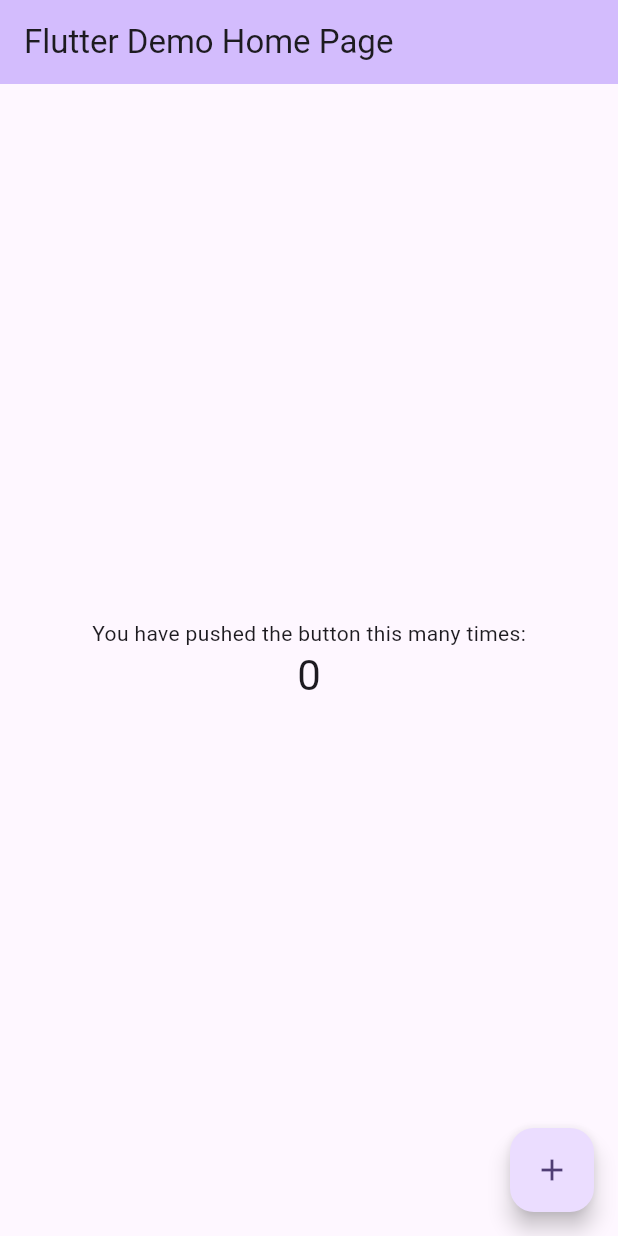
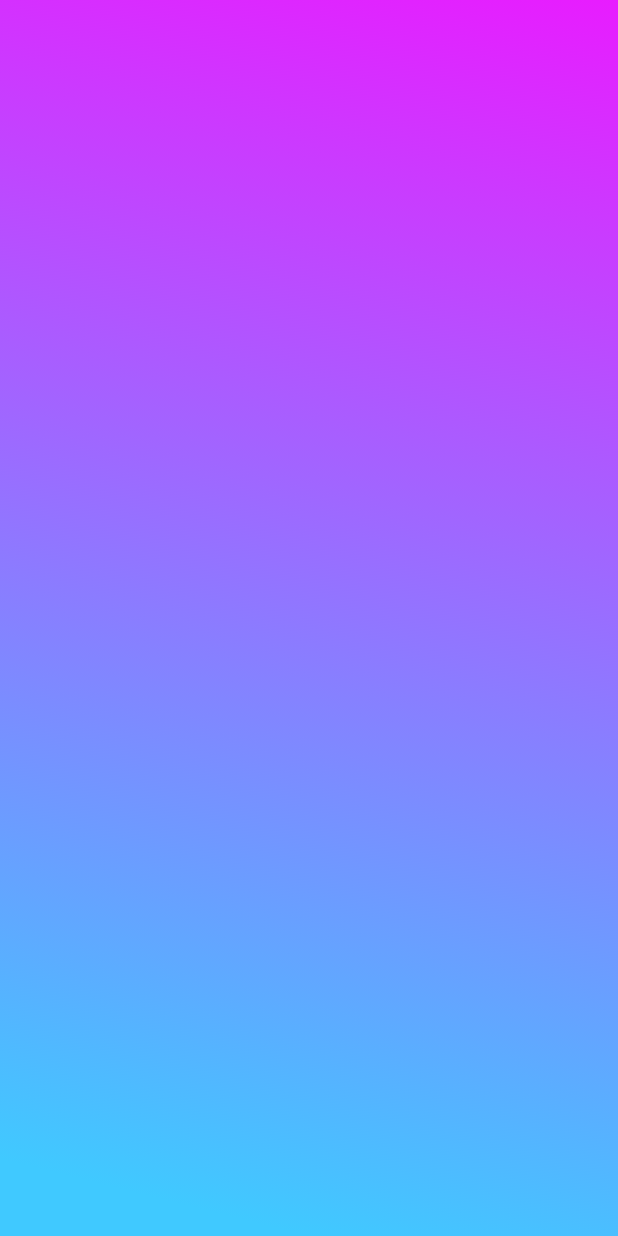
Before and after one commit to yigitbos/ai_coach, a Flutter app: the screen it shows after launch, on a phone screen of 412 x 824 dp. Run offline on Flutter 3.47's test engine with Material 3 defaults, Android fonts, the phone set to English and light mode, and no system bars.

Commit message:
Yerel değişiklikleri kaydettim

```diff
--- /dev/null
+++ b/lib/colors.dart
@@ -0,0 +1,16 @@
+import 'package:flutter/material.dart';
+
+class AppColors {
+  // Background Gradient
+
+  static const LinearGradient gradientBackground = LinearGradient(
+    colors: [Color(0xFFe81cff), Color(0xFF40c9ff)],
+    begin: Alignment.topRight,
+    end: Alignment.bottomCenter,
+    // stops: [0.0, 0.5, 0.9],
+  );
+
+  // Primary Colors
+  static const Color primaryColor = Color(0xFFe81cff);
+  static const Color secondaryColor = Color(0xFF40c9ff);
+}
--- a/lib/main.dart
+++ b/lib/main.dart
@@ -1,122 +1,38 @@
+import 'package:ai_coach/splash_screen.dart';
 import 'package:flutter/material.dart';
 
 void main() {
-  runApp(const MyApp());
+  runApp(MyApp());
 }
 
 class MyApp extends StatelessWidget {
   const MyApp({super.key});
 
-  // This widget is the root of your application.
   @override
   Widget build(BuildContext context) {
     return MaterialApp(
       title: 'Flutter Demo',
       theme: ThemeData(
-        // This is the theme of your application.
-        //
-        // TRY THIS: Try running your application with "flutter run". You'll see
-        // the application has a purple toolbar. Then, without quitting the app,
-        // try changing the seedColor in the colorScheme below to Colors.green
-        // and then invoke "hot reload" (save your changes or press the "hot
-        // reload" button in a Flutter-supported IDE, or press "r" if you used
-        // the command line to start the app).
-        //
-        // Notice that the counter didn't reset back to zero; the application
-        // state is not lost during the reload. To reset the state, use hot
-        // restart instead.
-        //
-        // This works for code too, not just values: Most code changes can be
-        // tested with just a hot reload.
-        colorScheme: ColorScheme.fromSeed(seedColor: Colors.deepPurple),
+        colorScheme: ColorScheme.fromSeed(
+          seedColor: const Color.fromARGB(255, 126, 76, 213),
+        ),
       ),
-      home: const MyHomePage(title: 'Flutter Demo Home Page'),
+      debugShowCheckedModeBanner: false,
+      home: SplashScreen(),
     );
   }
 }
 
 class MyHomePage extends StatefulWidget {
-  const MyHomePage({super.key, required this.title});
-
-  // This widget is the home page of your application. It is stateful, meaning
-  // that it has a State object (defined below) that contains fields that affect
-  // how it looks.
-
-  // This class is the configuration for the state. It holds the values (in this
-  // case the title) provided by the parent (in this case the App widget) and
-  // used by the build method of the State. Fields in a Widget subclass are
-  // always marked "final".
-
-  final String title;
+  MyHomePage({super.key});
 
   @override
   State<MyHomePage> createState() => _MyHomePageState();
 }
 
 class _MyHomePageState extends State<MyHomePage> {
-  int _counter = 0;
-
-  void _incrementCounter() {
-    setState(() {
-      // This call to setState tells the Flutter framework that something has
-      // changed in this State, which causes it to rerun the build method below
-      // so that the display can reflect the updated values. If we changed
-      // _counter without calling setState(), then the build method would not be
-      // called again, and so nothing would appear to happen.
-      _counter++;
-    });
-  }
-
   @override
   Widget build(BuildContext context) {
-    // This method is rerun every time setState is called, for instance as done
-    // by the _incrementCounter method above.
-    //
-    // The Flutter framework has been optimized to make rerunning build methods
-    // fast, so that you can just rebuild anything that needs updating rather
-    // than having to individually change instances of widgets.
-    return Scaffold(
-      appBar: AppBar(
-        // TRY THIS: Try changing the color here to a specific color (to
-        // Colors.amber, perhaps?) and trigger a hot reload to see the AppBar
-        // change color while the other colors stay the same.
-        backgroundColor: Theme.of(context).colorScheme.inversePrimary,
-        // Here we take the value from the MyHomePage object that was created by
-        // the App.build method, and use it to set our appbar title.
-        title: Text(widget.title),
-      ),
-      body: Center(
-        // Center is a layout widget. It takes a single child and positions it
-        // in the middle of the parent.
-        child: Column(
-          // Column is also a layout widget. It takes a list of children and
-          // arranges them vertically. By default, it sizes itself to fit its
-          // children horizontally, and tries to be as tall as its parent.
-          //
-          // Column has various properties to control how it sizes itself and
-          // how it positions its children. Here we use mainAxisAlignment to
-          // center the children vertically; the main axis here is the vertical
-          // axis because Columns are vertical (the cross axis would be
-          // horizontal).
-          //
-          // TRY THIS: Invoke "debug painting" (choose the "Toggle Debug Paint"
-          // action in the IDE, or press "p" in the console), to see the
-          // wireframe for each widget.
-          mainAxisAlignment: MainAxisAlignment.center,
-          children: <Widget>[
-            const Text('You have pushed the button this many times:'),
-            Text(
-              '$_counter',
-              style: Theme.of(context).textTheme.headlineMedium,
-            ),
-          ],
-        ),
-      ),
-      floatingActionButton: FloatingActionButton(
-        onPressed: _incrementCounter,
-        tooltip: 'Increment',
-        child: const Icon(Icons.add),
-      ), // This trailing comma makes auto-formatting nicer for build methods.
-    );
+    return Scaffold();
   }
 }
--- /dev/null
+++ b/lib/splash_screen.dart
@@ -0,0 +1,22 @@
+import 'package:ai_coach/colors.dart';
+import 'package:flutter/material.dart';
+
+class SplashScreen extends StatefulWidget {
+  const SplashScreen({super.key});
+
+  @override
+  State<SplashScreen> createState() => _SplashScreenState();
+}
+
+class _SplashScreenState extends State<SplashScreen> {
+  @override
+  Widget build(BuildContext context) {
+    return Stack(
+      children: [
+        Container(
+          decoration: BoxDecoration(gradient: AppColors.gradientBackground),
+        ),
+      ],
+    );
+  }
+}
```
